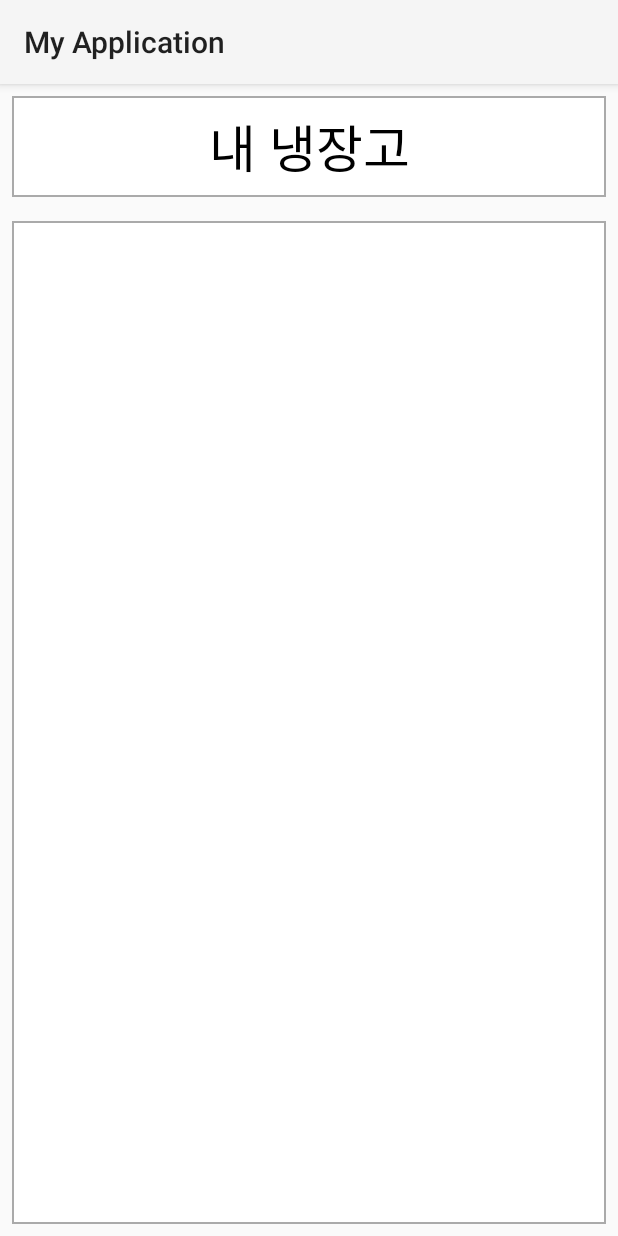
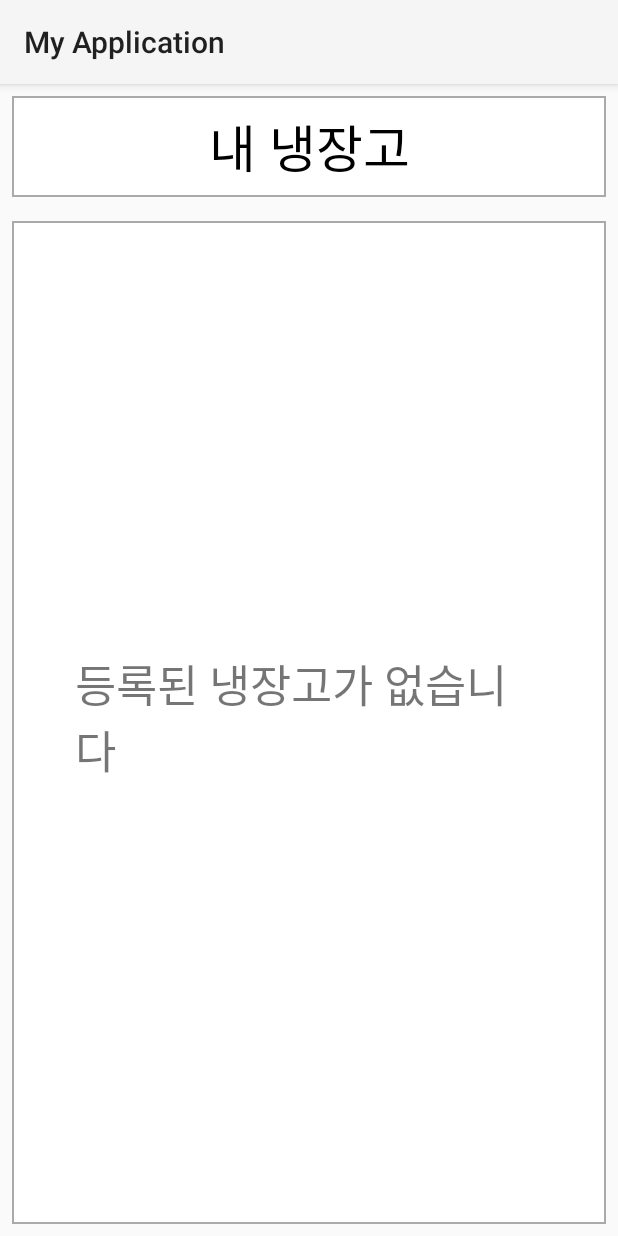
Before and after one commit to WoungSub-Byun/2020_ESWContest_FreeGo, an Android app: the FridgeActivity screen opened directly, with no data from a screen before it, on a phone screen of 412 x 824 dp. Run offline under Robolectric (Android 15) with nearby library versions, the phone set to English and light mode, and no system bars; our stand-ins replace navigation-ui; 2 statements that could not run were skipped.

Commit message:
[UPDATE] update item list

```diff
--- a/app/src/main/java/com/example/myapplication/FridgeActivity.kt
+++ b/app/src/main/java/com/example/myapplication/FridgeActivity.kt
@@ -1,6 +1,10 @@
 package com.example.myapplication
 
+import android.annotation.SuppressLint
+import android.content.Context
+import android.graphics.Color
 import android.os.Bundle
+import android.util.Log
 import android.view.View
 import android.widget.AdapterView
 import com.google.android.material.bottomnavigation.BottomNavigationView
@@ -9,16 +13,67 @@ import androidx.navigation.findNavController
 import androidx.navigation.ui.AppBarConfiguration
 import androidx.navigation.ui.setupActionBarWithNavController
 import androidx.navigation.ui.setupWithNavController
+import com.example.myapplication.retrofit.API.RetrofitHelper
+import com.example.myapplication.retrofit.DTO.Food
+import com.example.myapplication.retrofit.DTO.FoodData
 import kotlinx.android.synthetic.main.activity_fridge.*
+import retrofit2.Call
+import retrofit2.Callback
+import retrofit2.Response
 
 class FridgeActivity : AppCompatActivity() {
 
+
+    @SuppressLint("ResourceType")
     override fun onCreate(savedInstanceState: Bundle?) {
         super.onCreate(savedInstanceState)
         setContentView(R.layout.activity_fridge)
 
-        itemList.setOnItemClickListener{ parent: AdapterView<*>, view: View, position: Int, id: Long ->
+        val id: String? = getData()
+        var dataList = ArrayList<Food>()
 
+        if(id != null){
+            val service = RetrofitHelper().getRetrofit()
+
+            service.showFood(id).enqueue(object : Callback<FoodData>{
+                override fun onFailure(call: Call<FoodData>, t: Throwable) {
+                    Log.d("ERROR",t.toString())
+                }
+
+                override fun onResponse(call: Call<FoodData>, response: Response<FoodData>) {
+                    if(response.isSuccessful) {
+                        Log.d("CODE", response.body()!!.code.toString())
+                        if (response.body()!!.code == 200) {
+                            dataList = response.body()!!.data
+                            Log.d("MESSAGE", response.body()!!.message)
+                            val adapter =
+                                ItemListAdapter(this@FridgeActivity, dataList, R.layout.food_row)
+                            itemList.adapter = adapter
+                        }
+                    }
+                }
+            })
+
+            itemList.setOnItemClickListener{ parent: AdapterView<*>, view: View, position: Int, id: Long ->
+
+            }
         }
+        else {
+            textView3.alpha = 1f
+            itemList.setBackgroundResource(Color.GRAY)
+        }
+
+    }
+
+    fun saveData(id : String){
+        val pref = getSharedPreferences("id", Context.MODE_PRIVATE)
+        val editor = pref.edit()
+        editor.putString("id",id)
+        editor.apply()
+    }
+
+    fun getData() : String? {
+        val pref = getSharedPreferences("id", Context.MODE_PRIVATE)
+        return pref.getString("id",null)
     }
 }
--- a/app/src/main/res/layout/activity_fridge.xml
+++ b/app/src/main/res/layout/activity_fridge.xml
@@ -34,6 +34,22 @@
         app:layout_constraintBottom_toBottomOf="parent"
         app:layout_constraintEnd_toEndOf="parent"
         app:layout_constraintStart_toStartOf="parent"
-        app:layout_constraintTop_toBottomOf="@+id/textView" />
+        app:layout_constraintTop_toBottomOf="@+id/textView" >
+
+    </ListView>
+
+    <TextView
+        android:id="@+id/textView3"
+        android:layout_width="0dp"
+        android:layout_height="wrap_content"
+        android:layout_marginStart="50dp"
+        android:layout_marginEnd="50dp"
+        android:text="등록된 냉장고가 없습니다"
+        app:layout_constraintBottom_toBottomOf="parent"
+        app:layout_constraintEnd_toEndOf="parent"
+        app:layout_constraintStart_toStartOf="parent"
+        app:layout_constraintTop_toBottomOf="@+id/textView"
+        android:textSize="30dp"
+        android:alpha="0"/>
 
 </androidx.constraintlayout.widget.ConstraintLayout>
--- a/app/src/main/res/layout/food_row.xml
+++ b/app/src/main/res/layout/food_row.xml
@@ -40,7 +40,7 @@
 
         <com.google.android.material.button.MaterialButton
             android:layout_marginTop="5dp"
-            android:id="@+id/button"
+            android:id="@+id/btnDelete"
             android:layout_width="wrap_content"
             android:layout_height="wrap_content"
             android:backgroundTint="#00ccff"
```
Also changed, not shown: app/src/main/java/com/example/myapplication/DeleteDialog.java (added, +43 -0 lines), app/src/main/java/com/example/myapplication/ItemListAdapter.java (added, +73 -0 lines), app/src/main/java/com/example/myapplication/retrofit/API/RetrofitHelper.kt (added, +14 -0 lines), app/src/main/res/layout/delete_dialog.xml (added, +53 -0 lines).
